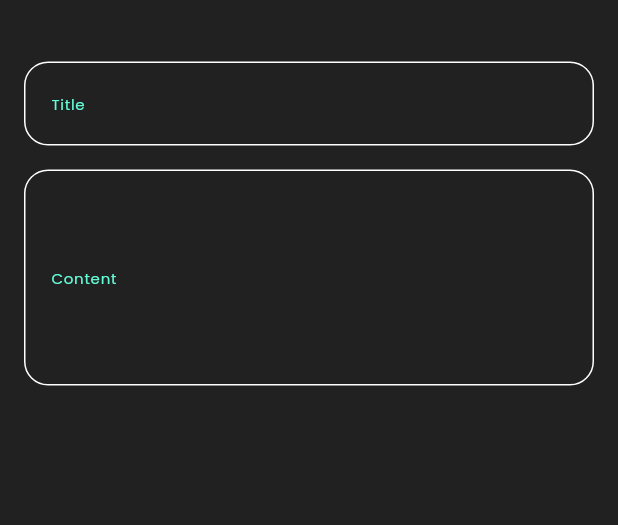
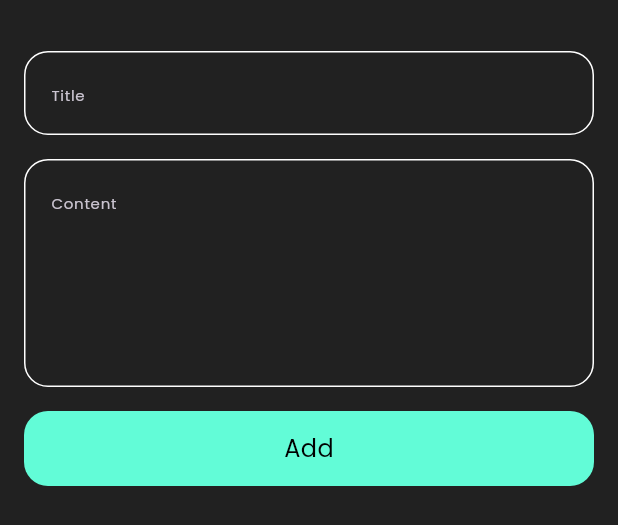
Before and after one commit to ahmedsami1/notes_app, a Flutter app: the AddNoteButtonSheet widget shown alone on an empty page, opened directly, on a phone screen of 412 x 824 dp. Shown: the top 525 px of the screen. Run offline on Flutter 3.47's test engine with Material 3 defaults, Android fonts, the phone set to English and light mode, and no system bars.

Commit message:
finish notes button sheet

```diff
--- a/lib/views/widgets/add_note_bottom_sheet.dart
+++ b/lib/views/widgets/add_note_bottom_sheet.dart
@@ -1,5 +1,6 @@
 import 'package:flutter/material.dart';
 
+import 'custom_button.dart';
 import 'custom_text_field.dart';
 
 class AddNoteButtonSheet extends StatelessWidget {
@@ -9,24 +10,25 @@ class AddNoteButtonSheet extends StatelessWidget {
   Widget build(BuildContext context) {
     return Padding(
       padding: const EdgeInsets.all(16.0),
+      child: SingleChildScrollView(
         child: Column(
           children: [
-          SizedBox(height: 25.0),
+            SizedBox(height: 18.0),
             CustomFormTextField(
               hintText: 'Title',
-            labelText: 'Title',
               onChanged: (value) {},
             ),
             SizedBox(height: 16.0),
             CustomFormTextField(
               hintText: 'Content',
-            labelText: 'Content',
               onChanged: (value) {},
-            keyboardType: TextInputType.multiline,
-            contentPadding: 60,
+              maxLine: 5,
             ),
+            SizedBox(height: 16.0),
+            CustomButton(),
 
           ],
+        ),
       ),
     );
   }
--- /dev/null
+++ b/lib/views/widgets/custom_button.dart
@@ -0,0 +1,27 @@
+import 'package:flutter/material.dart';
+
+import '../../constants.dart';
+
+class CustomButton extends StatelessWidget {
+  const CustomButton({super.key});
+
+  @override
+  Widget build(BuildContext context) {
+    return Container(
+      height: 50,
+      width: MediaQuery.of(context).size.width,
+      decoration: BoxDecoration(
+        color: kPrimaryColor,
+        borderRadius: BorderRadius.circular(16.0),
+      ),
+      child: Center(child: Text(
+        'Add',
+        style: TextStyle(
+          color: Colors.black,
+          fontWeight: FontWeight.w500,
+          fontSize: 16.0,
+        ),
+      )),
+    );
+  }
+}
--- a/lib/views/widgets/custom_text_field.dart
+++ b/lib/views/widgets/custom_text_field.dart
@@ -6,28 +6,28 @@ class CustomFormTextField extends StatelessWidget {
   CustomFormTextField({
     super.key,
     required this.hintText,
-    required this.labelText,
     required this.onChanged,
     this.keyboardType,
     this.onTapSuffixIcon,
     this.obscureText = false,
     this.contentPadding = 16,
+    this.maxLine = 1,
 
   });
 
   final String hintText;
-  final String labelText;
   Function(String) onChanged;
   TextInputType? keyboardType;
   VoidCallback? onTapSuffixIcon;
   bool? obscureText;
   double contentPadding;
+  int maxLine;
 
   @override
   Widget build(BuildContext context) {
     return TextField(
       cursorColor: kPrimaryColor,
-      maxLines: null,
+      maxLines: maxLine,
       onChanged: onChanged,
       obscureText: obscureText!,
       keyboardType: keyboardType,
@@ -35,12 +35,6 @@ class CustomFormTextField extends StatelessWidget {
         contentPadding: EdgeInsets.symmetric(vertical: contentPadding, horizontal: 14),
         hintText: hintText,
         hintStyle: TextStyle(
-          color: kPrimaryColor,
-          fontSize: 10,
-        ),
-        labelText: labelText,
-        labelStyle: TextStyle(
-          color: kPrimaryColor,
           fontSize: 10,
         ),
         fillColor: Colors.grey.shade900,
```
Lines whose indentation alone changed are shown as unchanged.
